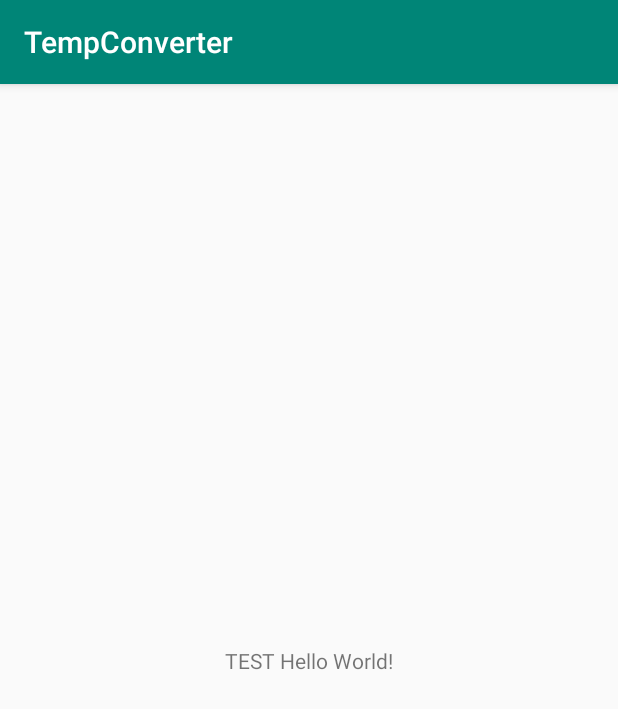
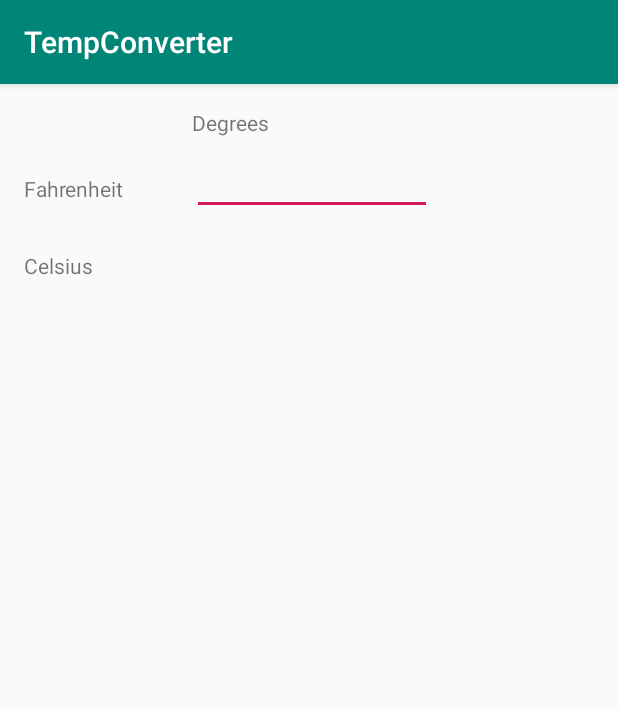
Before and after one commit to Aaron-SCC/TempConverter, an Android app: the screen it shows after launch (MainActivity), on a phone screen of 412 x 824 dp. Shown: the top 709 px of the screen. Run offline under Robolectric (Android 15) with nearby library versions, the phone set to English and light mode, and no system bars.

Commit message:
put in basic user interface and display

```diff
--- a/app/src/main/res/layout/activity_main.xml
+++ b/app/src/main/res/layout/activity_main.xml
@@ -7,12 +7,62 @@
     tools:context=".MainActivity">
 
     <TextView
+        android:id="@+id/textViewFahrenheit"
         android:layout_width="wrap_content"
         android:layout_height="wrap_content"
-        android:text="TEST Hello World!"
-        app:layout_constraintBottom_toBottomOf="parent"
-        app:layout_constraintLeft_toLeftOf="parent"
-        app:layout_constraintRight_toRightOf="parent"
+        android:layout_marginStart="16dp"
+        android:layout_marginLeft="16dp"
+        android:layout_marginTop="60dp"
+        android:text="@string/Fahrenheit"
+        app:layout_constraintStart_toStartOf="parent"
         app:layout_constraintTop_toTopOf="parent" />
 
+    <TextView
+        android:id="@+id/textViewCelsius"
+        android:layout_width="wrap_content"
+        android:layout_height="wrap_content"
+        android:layout_marginStart="16dp"
+        android:layout_marginLeft="16dp"
+        android:layout_marginTop="32dp"
+        android:layout_marginEnd="8dp"
+        android:layout_marginRight="8dp"
+        android:text="@string/Celsius"
+        app:layout_constraintEnd_toStartOf="@+id/textViewConvertedDegrees"
+        app:layout_constraintHorizontal_bias="0.0"
+        app:layout_constraintStart_toStartOf="parent"
+        app:layout_constraintTop_toBottomOf="@+id/textViewFahrenheit" />
+
+    <TextView
+        android:id="@+id/textViewConvertedDegrees"
+        android:layout_width="135dp"
+        android:layout_height="27dp"
+        app:layout_constraintStart_toStartOf="@+id/editTextUserTemp"
+        app:layout_constraintTop_toTopOf="@+id/textViewCelsius" />
+
+    <TextView
+        android:id="@+id/textViewDegrees"
+        android:layout_width="wrap_content"
+        android:layout_height="wrap_content"
+        android:layout_marginStart="128dp"
+        android:layout_marginLeft="128dp"
+        android:layout_marginTop="16dp"
+        android:text="@string/Degrees"
+        app:layout_constraintStart_toStartOf="parent"
+        app:layout_constraintTop_toTopOf="parent" />
+
+    <EditText
+        android:id="@+id/editTextUserTemp"
+        android:layout_width="wrap_content"
+        android:layout_height="35dp"
+        android:layout_marginTop="31dp"
+        android:layout_marginBottom="33dp"
+        android:autofillHints="ENTER IN TEMPERATURE"
+        android:ems="10"
+        android:inputType="textPersonName"
+        android:textSize="14sp"
+        app:layout_constraintBottom_toBottomOf="@+id/textViewConvertedDegrees"
+        app:layout_constraintStart_toStartOf="@+id/textViewDegrees"
+        app:layout_constraintTop_toTopOf="@+id/textViewDegrees"
+        app:layout_constraintVertical_bias="0.217" />
+
 </androidx.constraintlayout.widget.ConstraintLayout>
--- a/app/src/main/res/values/strings.xml
+++ b/app/src/main/res/values/strings.xml
@@ -1,3 +1,7 @@
 <resources>
     <string name="app_name">TempConverter</string>
+    <string name="Degrees">Degrees</string>
+    <string name="Fahrenheit">Fahrenheit</string>
+    <string name="Celsius">Celsius</string>
+    <string name="TextUserTemp">ENTER IN NUMBER</string>
 </resources>
```
